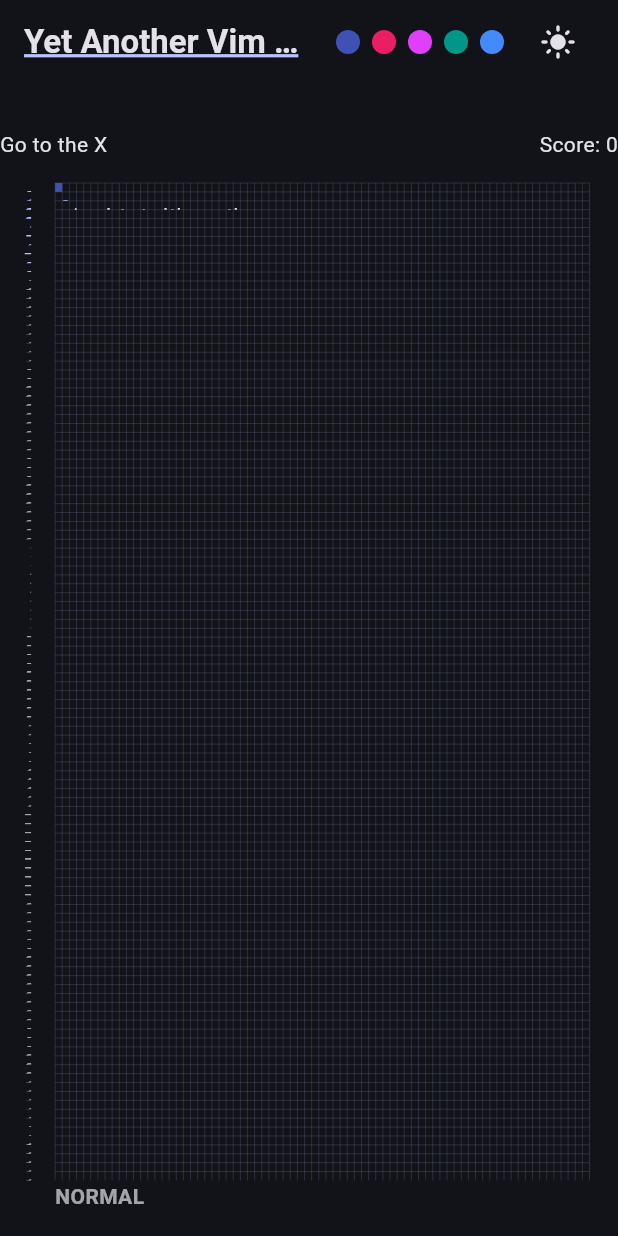
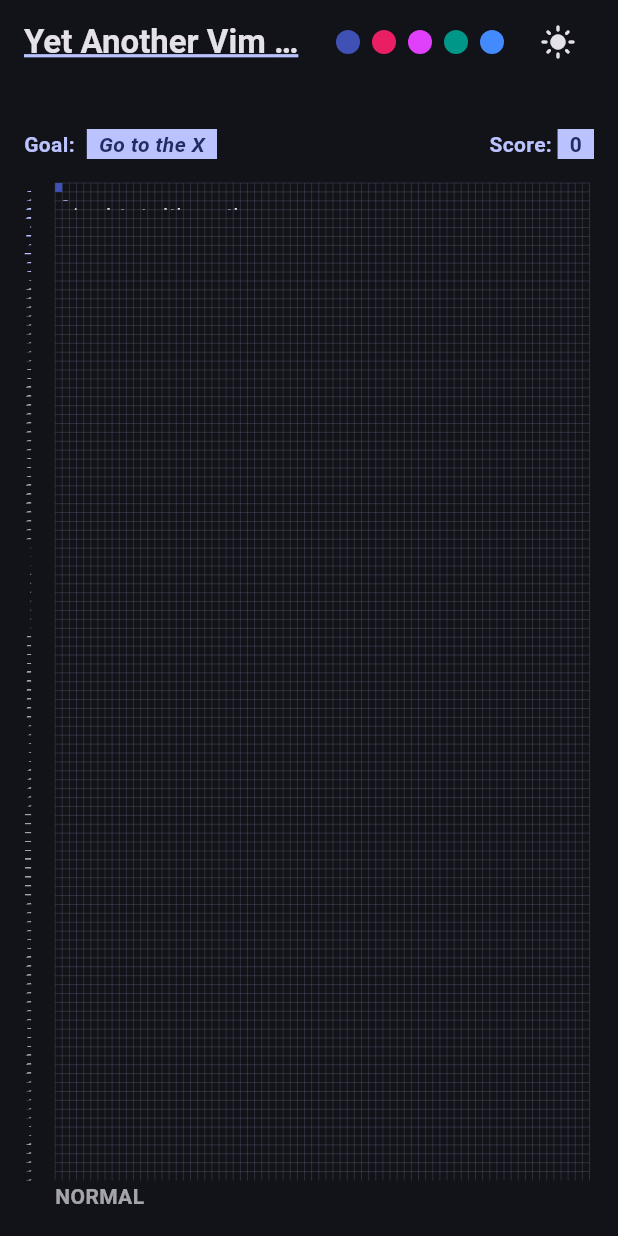
Before and after one commit to JosephKorel/vim_game, a Flutter app: the screen it shows after launch, on a phone screen of 412 x 824 dp. Run offline on Flutter 3.47's test engine with Material 3 defaults, Android fonts, the phone set to English and light mode, and no system bars; our stand-ins replace flutter_riverpod, riverpod_annotation; generated files the repository leaves out were written again.

Commit message:
change layout

```diff
--- a/lib/app_bar_bottom.dart
+++ b/lib/app_bar_bottom.dart
@@ -2,6 +2,7 @@ import 'package:flutter/material.dart';
 import 'package:flutter_riverpod/flutter_riverpod.dart';
 import 'package:vim_game/objective_score_mixin.dart';
 import 'package:vim_game/providers/providers.dart';
+import 'package:vim_game/theme/utils.dart';
 
 class ScoreAndInstructions extends ConsumerStatefulWidget
     implements PreferredSizeWidget {
@@ -26,31 +27,88 @@ class _ScoreAndInstructionsState extends ConsumerState<ScoreAndInstructions>
   @override
   Widget build(BuildContext context) {
     ref.listen(carretProvider, onCarretPositionChange);
-    return const Row(
+    return const Padding(
+      padding: EdgeInsets.symmetric(horizontal: 16),
+      child: Row(
         mainAxisAlignment: MainAxisAlignment.spaceBetween,
         children: [
           _Instructions(),
           _Score(),
         ],
+      ),
     );
   }
 }
 
 class _Instructions extends StatelessWidget {
-  const _Instructions({super.key});
+  const _Instructions();
 
   @override
   Widget build(BuildContext context) {
-    return const Text('Go to the X');
+    return Row(
+      children: [
+        Text(
+          'Goal:',
+          style: context.bodyMedium.copyWith(
+            fontWeight: FontWeight.w600,
+            color: context.primary,
+          ),
+        ),
+        const SizedBox(
+          width: 8,
+        ),
+        DecoratedBox(
+          decoration: BoxDecoration(
+            color: context.primary,
+          ),
+          child: Padding(
+            padding: const EdgeInsets.symmetric(horizontal: 8),
+            child: Text(
+              'Go to the X',
+              style: context.bodyMedium.copyWith(
+                fontWeight: FontWeight.w600,
+                fontStyle: FontStyle.italic,
+                color: context.onPrimary,
+              ),
+            ),
+          ),
+        ),
+      ],
+    );
   }
 }
 
 class _Score extends ConsumerWidget {
-  const _Score({super.key});
+  const _Score();
 
   @override
   Widget build(BuildContext context, WidgetRef ref) {
     final scoreCount = ref.watch(scoreProvider);
-    return Text('Score: $scoreCount');
+    return Row(
+      children: [
+        Text(
+          'Score: ',
+          style: context.bodyMedium.copyWith(
+            fontWeight: FontWeight.w600,
+            color: context.primary,
+          ),
+        ),
+        DecoratedBox(
+          decoration: BoxDecoration(
+            color: context.primary,
+          ),
+          child: Padding(
+            padding: const EdgeInsets.symmetric(horizontal: 8.0),
+            child: Text(
+              '$scoreCount',
+              style: context.bodyMedium.copyWith(
+                fontWeight: FontWeight.w600,
+                color: context.onPrimary,
+              ),
+            ),
+          ),
+        ),
+      ],
+    );
   }
 }
```
Also changed, not shown: pubspec.lock. Lines whose indentation alone changed are shown as unchanged.
